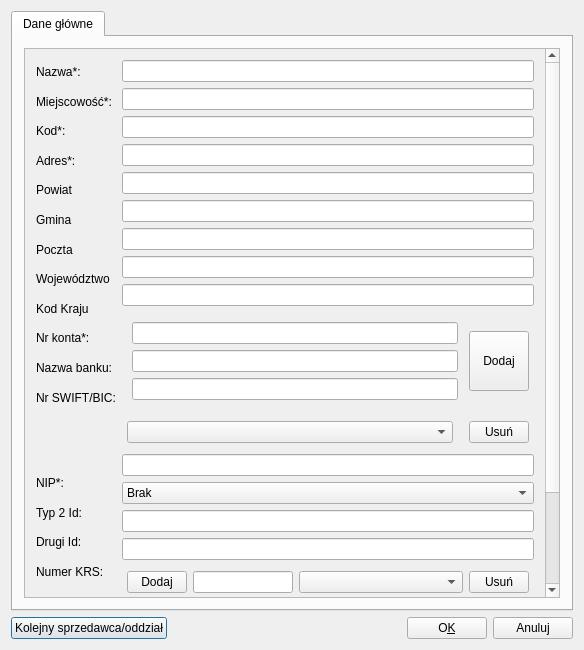
Old version of the form ui/user.ui in the repository juliagoda/qfaktury.
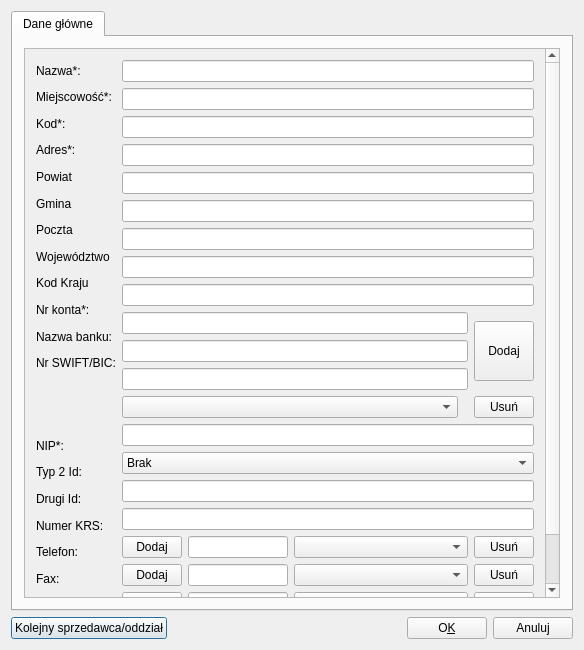
New version of the form.

The edit to the form file:
```diff
--- a/ui/user.ui
+++ b/ui/user.ui
@@ -92,9 +92,9 @@
           <property name="geometry">
            <rect>
             <x>0</x>
-            <y>0</y>
+            <y>-261</y>
             <width>528</width>
-            <height>876</height>
+            <height>807</height>
            </rect>
           </property>
           <layout class="QHBoxLayout" name="horizontalLayout_2">
@@ -107,7 +107,7 @@
                  <property name="maximumSize">
                   <size>
                    <width>16777215</width>
-                   <height>32</height>
+                   <height>37</height>
                   </size>
                  </property>
                  <property name="text">
@@ -123,7 +123,7 @@
                  <property name="maximumSize">
                   <size>
                    <width>16777215</width>
-                   <height>32</height>
+                   <height>37</height>
                   </size>
                  </property>
                  <property name="text">
@@ -139,7 +139,7 @@
                  <property name="maximumSize">
                   <size>
                    <width>16777215</width>
-                   <height>32</height>
+                   <height>37</height>
                   </size>
                  </property>
                  <property name="text">
@@ -155,7 +155,7 @@
                  <property name="maximumSize">
                   <size>
                    <width>16777215</width>
-                   <height>32</height>
+                   <height>37</height>
                   </size>
                  </property>
                  <property name="text">
@@ -171,7 +171,7 @@
                  <property name="maximumSize">
                   <size>
                    <width>16777215</width>
-                   <height>32</height>
+                   <height>37</height>
                   </size>
                  </property>
                  <property name="text">
@@ -184,7 +184,7 @@
                  <property name="maximumSize">
                   <size>
                    <width>16777215</width>
-                   <height>32</height>
+                   <height>37</height>
                   </size>
                  </property>
                  <property name="text">
@@ -197,7 +197,7 @@
                  <property name="maximumSize">
                   <size>
                    <width>16777215</width>
-                   <height>32</height>
+                   <height>37</height>
                   </size>
                  </property>
                  <property name="text">
@@ -210,7 +210,7 @@
                  <property name="maximumSize">
                   <size>
                    <width>16777215</width>
-                   <height>32</height>
+                   <height>37</height>
                   </size>
                  </property>
                  <property name="text">
@@ -220,6 +220,12 @@
                </item>
                <item>
                 <widget class="QLabel" name="label_6">
+                 <property name="maximumSize">
+                  <size>
+                   <width>16777215</width>
+                   <height>37</height>
+                  </size>
+                 </property>
                  <property name="text">
                   <string>Kod Kraju</string>
                  </property>
@@ -230,7 +236,7 @@
                  <property name="maximumSize">
                   <size>
                    <width>16777215</width>
-                   <height>50</height>
+                   <height>37</height>
                   </size>
                  </property>
                  <property name="text">
@@ -246,7 +252,7 @@
                  <property name="maximumSize">
                   <size>
                    <width>16777215</width>
-                   <height>32</height>
+                   <height>37</height>
                   </size>
                  </property>
                  <property name="text">
@@ -259,7 +265,7 @@
                  <property name="maximumSize">
                   <size>
                    <width>16777215</width>
-                   <height>32</height>
+                   <height>37</height>
                   </size>
                  </property>
                  <property name="text">
@@ -278,7 +284,7 @@
                  <property name="maximumSize">
                   <size>
                    <width>16777215</width>
-                   <height>50</height>
+                   <height>37</height>
                   </size>
                  </property>
                  <property name="text">
@@ -288,6 +294,12 @@
                </item>
                <item>
                 <widget class="QLabel" name="textLabel2_2">
+                 <property name="maximumSize">
+                  <size>
+                   <width>16777215</width>
+                   <height>34</height>
+                  </size>
+                 </property>
                  <property name="text">
                   <string>NIP*:</string>
                  </property>
@@ -298,6 +310,12 @@
                </item>
                <item>
                 <widget class="QLabel" name="textLabel2_2_2_2">
+                 <property name="maximumSize">
+                  <size>
+                   <width>16777215</width>
+                   <height>37</height>
+                  </size>
+                 </property>
                  <property name="text">
                   <string>Typ 2 Id:</string>
                  </property>
@@ -308,6 +326,12 @@
                </item>
                <item>
                 <widget class="QLabel" name="textLabel2_2_2">
+                 <property name="maximumSize">
+                  <size>
+                   <width>16777215</width>
+                   <height>37</height>
+                  </size>
+                 </property>
                  <property name="text">
                   <string>Drugi Id:</string>
                  </property>
@@ -318,6 +342,12 @@
                </item>
                <item>
                 <widget class="QLabel" name="label_3">
+                 <property name="maximumSize">
+                  <size>
+                   <width>16777215</width>
+                   <height>37</height>
+                  </size>
+                 </property>
                  <property name="text">
                   <string>Numer KRS: </string>
                  </property>
@@ -325,6 +355,12 @@
                </item>
                <item>
                 <widget class="QLabel" name="telLabel">
+                 <property name="maximumSize">
+                  <size>
+                   <width>16777215</width>
+                   <height>37</height>
+                  </size>
+                 </property>
                  <property name="text">
                   <string>Telefon:</string>
                  </property>
@@ -332,6 +368,12 @@
                </item>
                <item>
                 <widget class="QLabel" name="label_4">
+                 <property name="maximumSize">
+                  <size>
+                   <width>16777215</width>
+                   <height>37</height>
+                  </size>
+                 </property>
                  <property name="text">
                   <string>Fax:</string>
                  </property>
@@ -385,30 +427,30 @@
                <item>
                 <layout class="QHBoxLayout" name="horizontalLayout_5">
                  <property name="leftMargin">
-                  <number>5</number>
+                  <number>0</number>
                  </property>
                  <property name="topMargin">
-                  <number>5</number>
+                  <number>0</number>
                  </property>
                  <property name="rightMargin">
-                  <number>5</number>
+                  <number>0</number>
                  </property>
                  <property name="bottomMargin">
-                  <number>5</number>
+                  <number>0</number>
                  </property>
                  <item>
                   <layout class="QVBoxLayout" name="verticalLayout">
                    <property name="leftMargin">
-                    <number>5</number>
+                    <number>0</number>
                    </property>
                    <property name="topMargin">
-                    <number>5</number>
+                    <number>0</number>
                    </property>
                    <property name="rightMargin">
-                    <number>5</number>
+                    <number>0</number>
                    </property>
                    <property name="bottomMargin">
-                    <number>5</number>
+                    <number>0</number>
                    </property>
                    <item>
                     <widget class="QLineEdit" name="accountEdit">
@@ -455,16 +497,16 @@
                <item>
                 <layout class="QHBoxLayout" name="horizontalLayout_4">
                  <property name="leftMargin">
-                  <number>5</number>
+                  <number>0</number>
                  </property>
                  <property name="topMargin">
-                  <number>5</number>
+                  <number>0</number>
                  </property>
                  <property name="rightMargin">
-                  <number>5</number>
+                  <number>0</number>
                  </property>
                  <property name="bottomMargin">
-                  <number>5</number>
+                  <number>0</number>
                  </property>
                  <item>
                   <widget class="QComboBox" name="accountsCombo">
@@ -569,16 +611,16 @@
                <item>
                 <layout class="QHBoxLayout" name="horizontalLayout_3">
                  <property name="leftMargin">
-                  <number>5</number>
+                  <number>0</number>
                  </property>
                  <property name="topMargin">
-                  <number>5</number>
+                  <number>0</number>
                  </property>
                  <property name="rightMargin">
-                  <number>5</number>
+                  <number>0</number>
                  </property>
                  <property name="bottomMargin">
-                  <number>5</number>
+                  <number>0</number>
                  </property>
                  <item>
                   <widget class="QPushButton" name="addTel">
@@ -661,16 +703,16 @@
                <item>
                 <layout class="QHBoxLayout" name="horizontalLayout_6">
                  <property name="leftMargin">
-                  <number>5</number>
+                  <number>0</number>
                  </property>
                  <property name="topMargin">
-                  <number>5</number>
+                  <number>0</number>
                  </property>
                  <property name="rightMargin">
-                  <number>5</number>
+                  <number>0</number>
                  </property>
                  <property name="bottomMargin">
-                  <number>5</number>
+                  <number>0</number>
                  </property>
                  <item>
                   <widget class="QPushButton" name="addFax">
@@ -741,16 +783,16 @@
                <item>
                 <layout class="QHBoxLayout" name="horizontalLayout_7">
                  <property name="leftMargin">
-                  <number>5</number>
+                  <number>0</number>
                  </property>
                  <property name="topMargin">
-                  <number>5</number>
+                  <number>0</number>
                  </property>
                  <property name="rightMargin">
-                  <number>5</number>
+                  <number>0</number>
                  </property>
                  <property name="bottomMargin">
-                  <number>5</number>
+                  <number>0</number>
                  </property>
                  <item>
                   <widget class="QPushButton" name="addEmail">
```
Left out of the diff: 12 changed lines with no effect on the pictures.
